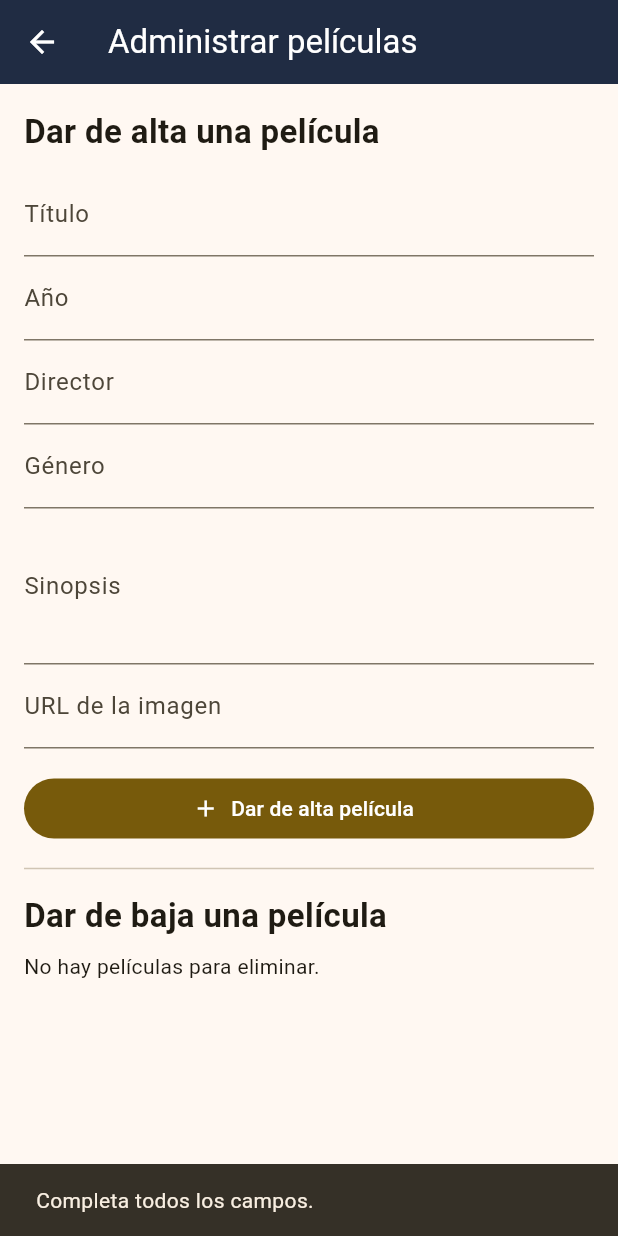
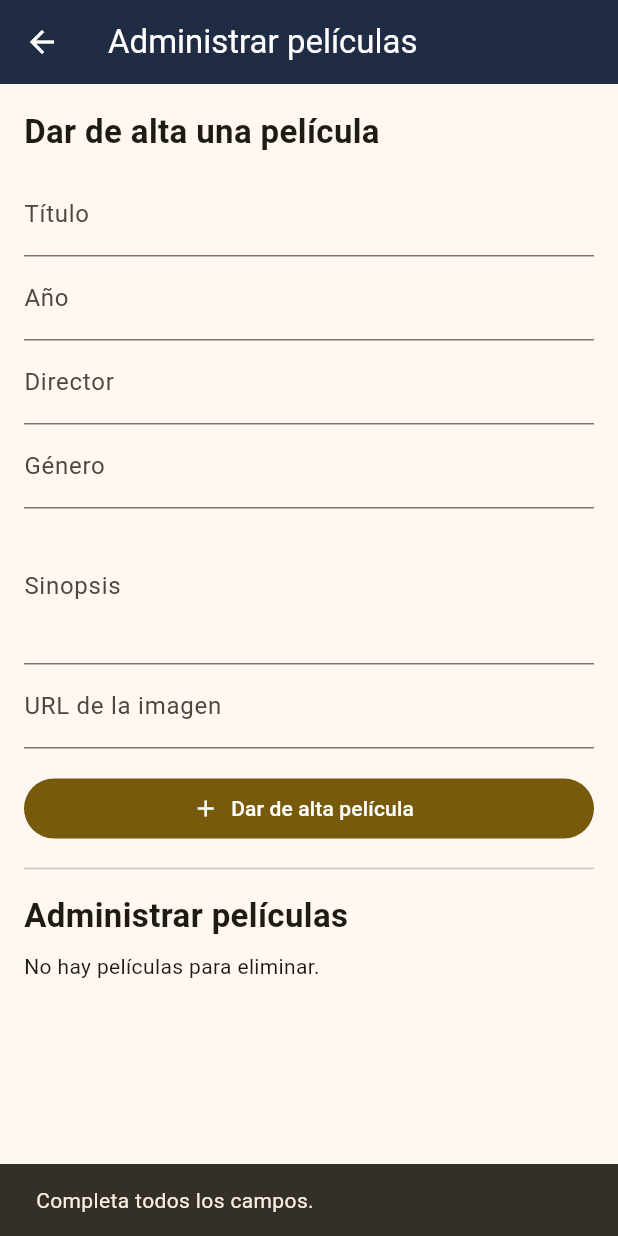
Before and after one commit to omarbits/LDSW, a Flutter app: the AdminScreen screen opened directly, after a tap on "Dar de alta película", on a phone screen of 412 x 824 dp. Run offline on Flutter 3.47's test engine with Material 3 defaults, Android fonts, the phone set to English and light mode, and no system bars; our stand-ins replace cloud_firestore, firebase_auth, firebase_core; accounts and stored records are empty; network calls fail; statements that could not run were skipped.

Commit message:
Producto Integrador

```diff
--- a/lib/main.dart
+++ b/lib/main.dart
@@ -93,10 +93,10 @@ class HomeScreen extends StatelessWidget {
             'https://images.unsplash.com/photo-1489599849927-2ee91cede3ba'
             '?auto=format&fit=crop&w=1200&q=80',
             fit: BoxFit.cover,
-            errorBuilder: (_, __, ___) =>
+            errorBuilder: (_, _, _) =>
                 Container(color: const Color(0xFF202C43)),
           ),
-          Container(color: Colors.black.withOpacity(0.65)),
+          Container(color: Colors.black.withValues(alpha: 0.65)),
           SafeArea(
             child: Center(
               child: Padding(
@@ -324,7 +324,7 @@ class _CatalogScreenState extends State<CatalogScreen> {
         title: const Text('Filmapp | Catálogo'),
         actions: [
           IconButton(
-            tooltip: 'Cerrar sesión',
+            tooltip: 'Salir',
             icon: const Icon(Icons.logout),
             onPressed: () async {
               await FirebaseAuth.instance.signOut();
@@ -402,7 +402,7 @@ class _CatalogScreenState extends State<CatalogScreen> {
                           child: Image.network(
                             movie.imageUrl,
                             fit: BoxFit.cover,
-                            errorBuilder: (_, __, ___) =>
+                            errorBuilder: (_, _, _) =>
                                 const Icon(Icons.movie, size: 60),
                           ),
                         ),
@@ -433,11 +433,9 @@ class _CatalogScreenState extends State<CatalogScreen> {
         },
       ),
       bottomNavigationBar: BottomNavigationBar(
-        currentIndex: 1,
+        currentIndex: 0,
         onTap: (index) {
-          if (index == 0) {
-            Navigator.popUntil(context, (route) => route.isFirst);
-          } else if (index == 2) {
+          if (index == 1) {
             Navigator.push(
               context,
               MaterialPageRoute(builder: (_) => const AdminScreen()),
@@ -445,7 +443,6 @@ class _CatalogScreenState extends State<CatalogScreen> {
           }
         },
         items: const [
-          BottomNavigationBarItem(icon: Icon(Icons.home), label: 'Inicio'),
           BottomNavigationBarItem(icon: Icon(Icons.movie), label: 'Catálogo'),
           BottomNavigationBarItem(
             icon: Icon(Icons.settings),
@@ -476,7 +473,7 @@ class MovieDetailScreen extends StatelessWidget {
               movie.imageUrl,
               height: 320,
               fit: BoxFit.contain,
-              errorBuilder: (_, __, ___) => const SizedBox(
+              errorBuilder: (_, _, _) => const SizedBox(
                 height: 220,
                 child: Icon(Icons.movie, size: 90),
               ),
@@ -521,6 +518,7 @@ class _AdminScreenState extends State<AdminScreen> {
   final genreController = TextEditingController();
   final synopsisController = TextEditingController();
   final imageController = TextEditingController();
+  Movie? editingMovie;
   bool isSaving = false;
 
   @override
@@ -534,7 +532,29 @@ class _AdminScreenState extends State<AdminScreen> {
     super.dispose();
   }
 
-  Future<void> addMovie() async {
+  void clearForm() {
+    titleController.clear();
+    yearController.clear();
+    directorController.clear();
+    genreController.clear();
+    synopsisController.clear();
+    imageController.clear();
+    editingMovie = null;
+  }
+
+  void startEditing(Movie movie) {
+    setState(() {
+      editingMovie = movie;
+      titleController.text = movie.title;
+      yearController.text = movie.year;
+      directorController.text = movie.director;
+      genreController.text = movie.genre;
+      synopsisController.text = movie.synopsis;
+      imageController.text = movie.imageUrl;
+    });
+  }
+
+  Future<void> saveMovie() async {
     if (titleController.text.trim().isEmpty ||
         yearController.text.trim().isEmpty ||
         directorController.text.trim().isEmpty ||
@@ -549,25 +569,38 @@ class _AdminScreenState extends State<AdminScreen> {
 
     setState(() => isSaving = true);
     try {
-      await FirebaseFirestore.instance.collection('movies').add({
+      final data = {
         'title': titleController.text.trim(),
         'year': yearController.text.trim(),
         'director': directorController.text.trim(),
         'genre': genreController.text.trim(),
         'synopsis': synopsisController.text.trim(),
         'imageUrl': imageController.text.trim(),
+      };
+      final movie = editingMovie;
+      if (movie == null) {
+        await FirebaseFirestore.instance.collection('movies').add({
+          ...data,
           'createdAt': FieldValue.serverTimestamp(),
         });
+      } else {
+        await FirebaseFirestore.instance
+            .collection('movies')
+            .doc(movie.id)
+            .update(data);
+      }
 
-      titleController.clear();
-      yearController.clear();
-      directorController.clear();
-      genreController.clear();
-      synopsisController.clear();
-      imageController.clear();
+      if (!mounted) return;
+      setState(clearForm);
       if (!mounted) return;
       ScaffoldMessenger.of(context).showSnackBar(
-        const SnackBar(content: Text('Película agregada al catálogo.')),
+        SnackBar(
+          content: Text(
+            movie == null
+                ? 'Película agregada al catálogo.'
+                : 'Película actualizada.',
+          ),
+        ),
       );
     } on FirebaseException catch (error) {
       if (!mounted) return;
@@ -586,9 +619,11 @@ class _AdminScreenState extends State<AdminScreen> {
       body: ListView(
         padding: const EdgeInsets.all(16),
         children: [
-          const Text(
-            'Dar de alta una película',
-            style: TextStyle(fontSize: 22, fontWeight: FontWeight.bold),
+          Text(
+            editingMovie == null
+                ? 'Dar de alta una película'
+                : 'Editar película',
+            style: const TextStyle(fontSize: 22, fontWeight: FontWeight.bold),
           ),
           const SizedBox(height: 12),
           TextField(
@@ -619,14 +654,31 @@ class _AdminScreenState extends State<AdminScreen> {
             decoration: const InputDecoration(labelText: 'URL de la imagen'),
           ),
           const SizedBox(height: 16),
-          FilledButton.icon(
-            onPressed: isSaving ? null : addMovie,
-            icon: const Icon(Icons.add),
-            label: const Text('Dar de alta película'),
+          Row(
+            children: [
+              Expanded(
+                child: FilledButton.icon(
+                  onPressed: isSaving ? null : saveMovie,
+                  icon: Icon(editingMovie == null ? Icons.add : Icons.save),
+                  label: Text(
+                    editingMovie == null
+                        ? 'Dar de alta película'
+                        : 'Guardar cambios',
+                  ),
+                ),
+              ),
+              if (editingMovie != null) ...[
+                const SizedBox(width: 8),
+                OutlinedButton(
+                  onPressed: isSaving ? null : () => setState(clearForm),
+                  child: const Text('Cancelar'),
+                ),
+              ],
+            ],
           ),
           const Divider(height: 32),
           const Text(
-            'Dar de baja una película',
+            'Administrar películas',
             style: TextStyle(fontSize: 22, fontWeight: FontWeight.bold),
           ),
           const SizedBox(height: 8),
@@ -653,18 +705,66 @@ class _AdminScreenState extends State<AdminScreen> {
                         leading: const Icon(Icons.movie),
                         title: Text(movie.title),
                         subtitle: Text(movie.year),
-                        trailing: IconButton(
+                        trailing: Row(
+                          mainAxisSize: MainAxisSize.min,
+                          children: [
+                            IconButton(
+                              tooltip: 'Editar película',
+                              icon: const Icon(Icons.edit_outlined),
+                              onPressed: () => startEditing(movie),
+                            ),
+                            IconButton(
                               tooltip: 'Eliminar película',
                               icon: const Icon(
                                 Icons.delete_outline,
                                 color: Colors.red,
                               ),
                               onPressed: () async {
+                                final confirmed = await showDialog<bool>(
+                                  context: context,
+                                  builder: (dialogContext) => AlertDialog(
+                                    title: const Text('Eliminar película'),
+                                    content: Text(
+                                      '¿Eliminar "${movie.title}" del catálogo?',
+                                    ),
+                                    actions: [
+                                      TextButton(
+                                        onPressed: () =>
+                                            Navigator.pop(dialogContext, false),
+                                        child: const Text('Cancelar'),
+                                      ),
+                                      FilledButton(
+                                        onPressed: () =>
+                                            Navigator.pop(dialogContext, true),
+                                        child: const Text('Eliminar'),
+                                      ),
+                                    ],
+                                  ),
+                                );
+                                if (confirmed != true) return;
+                                if (!context.mounted) return;
+                                final messenger = ScaffoldMessenger.of(context);
+                                try {
                                   await FirebaseFirestore.instance
                                       .collection('movies')
                                       .doc(movie.id)
                                       .delete();
+                                  if (editingMovie?.id == movie.id && mounted) {
+                                    setState(clearForm);
+                                  }
+                                } on FirebaseException catch (error) {
+                                  messenger.showSnackBar(
+                                    SnackBar(
+                                      content: Text(
+                                        error.message ??
+                                            'No se pudo eliminar la película.',
+                                      ),
+                                    ),
+                                  );
+                                }
                               },
+                            ),
+                          ],
                         ),
                       ),
                     )
```
Lines whose indentation alone changed are shown as unchanged.
